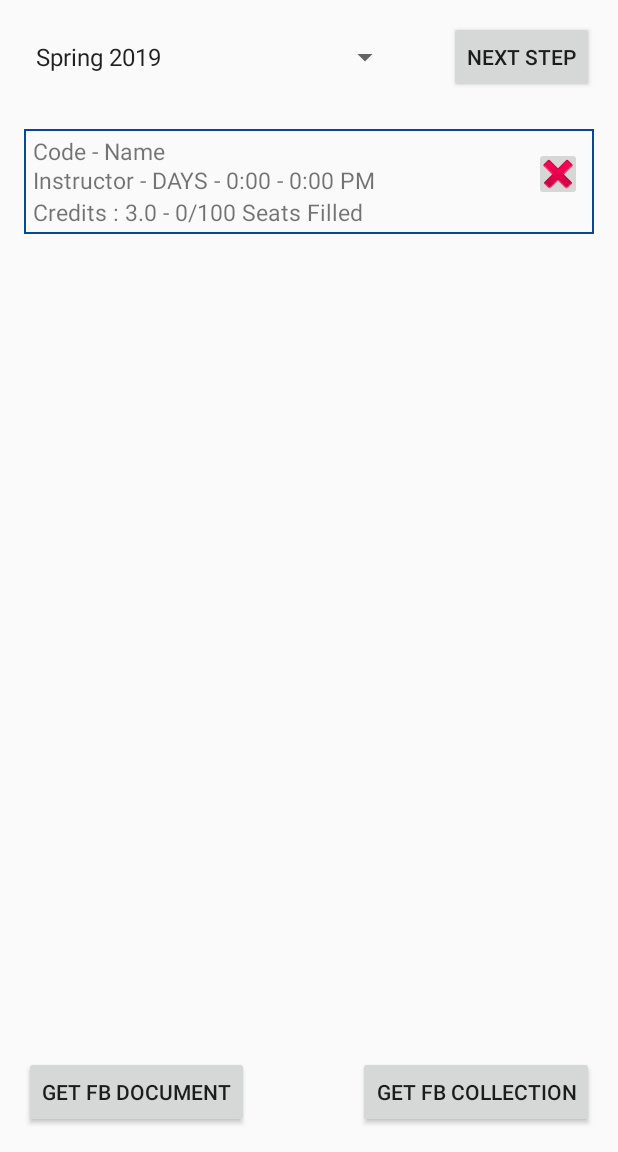
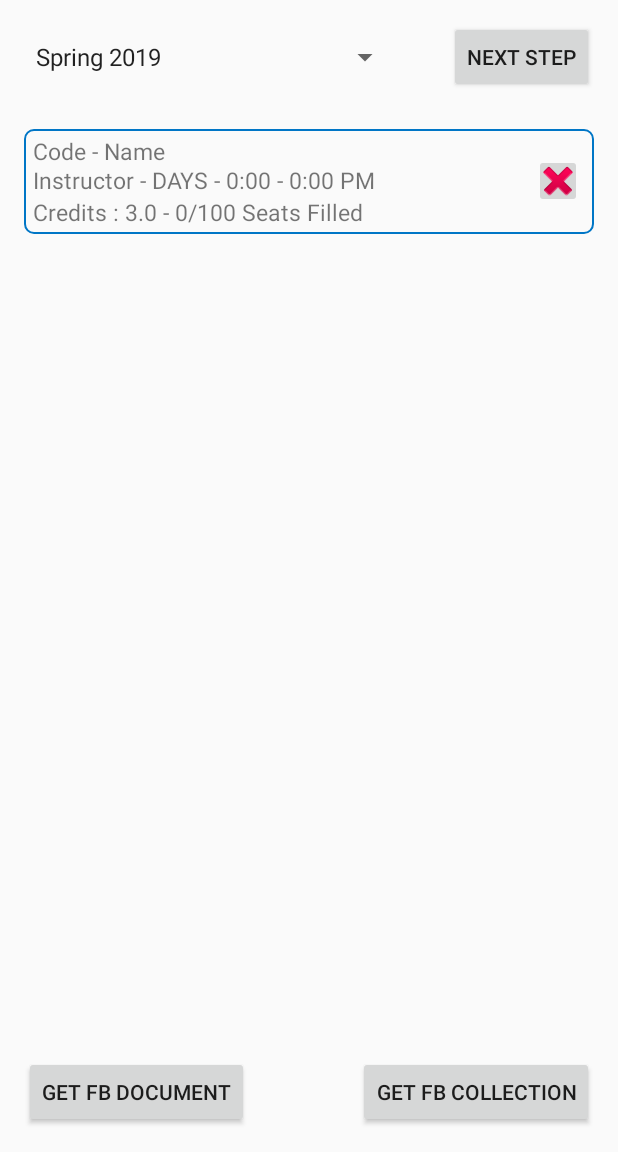
Before and after one commit to tysondoberneck/GradPlanProject, an Android app: the screen it shows after launch (CourseViewActivity), on a phone screen of 412 x 824 dp, the part 84-1236 px from its top. Run offline under Robolectric (Android 15) with nearby library versions, the phone set to English and light mode, and no system bars; our stand-ins replace Firebase (no records; nobody signed in at launch, a user with empty details on screens opened directly); libraries missing offline, so code that uses them is left out: com.mikepenz.materialdrawer; 8 statements that could not run were skipped.

Commit message:
Gave course borders rounded corners

```diff
--- a/app/src/main/res/drawable/course_border.xml
+++ b/app/src/main/res/drawable/course_border.xml
@@ -1,4 +1,5 @@
 <?xml version="1.0" encoding="UTF-8"?>
 <shape xmlns:android="http://schemas.android.com/apk/res/android" android:shape="rectangle">
-    <stroke android:width="1dp" android:color="@color/colorPrimaryDark"/>
+    <stroke android:width="1dp" android:color="@color/colorPrimary"/>
+    <corners android:radius="6dp"/>
 </shape>
--- a/app/src/main/res/layout/course_view_layout.xml
+++ b/app/src/main/res/layout/course_view_layout.xml
@@ -48,9 +48,8 @@
         android:id="@+id/removeButton"
         android:layout_width="32dp"
         android:layout_height="36dp"
-        android:layout_alignParentTop="true"
+        android:layout_centerVertical="true"
         android:layout_alignParentEnd="true"
-        android:layout_marginTop="12dp"
         android:layout_marginEnd="8dp"
         app:srcCompat="@android:drawable/ic_delete" />
 
```
